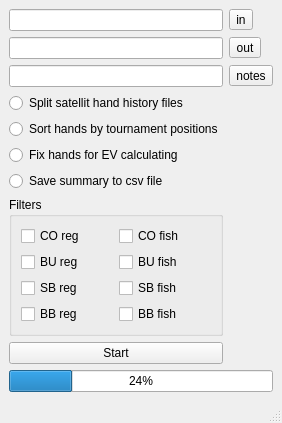
Qt form form.ui (anton-ju/hand-filter) before a commit.
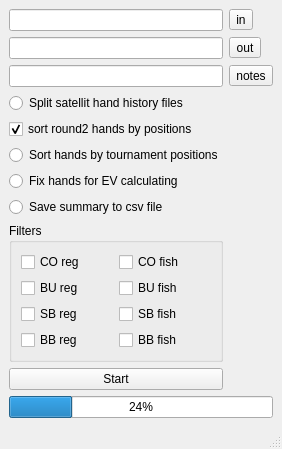
The same form after that commit.

Commit message: added checkbox to split and sort

```diff
--- a/form.ui
+++ b/form.ui
@@ -6,8 +6,8 @@
    <rect>
     <x>0</x>
     <y>0</y>
-    <width>249</width>
-    <height>359</height>
+    <width>260</width>
+    <height>410</height>
    </rect>
   </property>
   <property name="windowTitle">
@@ -20,7 +20,7 @@
     </property>
     <item>
      <layout class="QGridLayout" name="gridLayout">
-      <item row="7" column="0">
+      <item row="8" column="0">
        <widget class="QRadioButton" name="radioSort">
         <property name="text">
          <string>Sort hands by tournament positions</string>
@@ -30,7 +30,7 @@
       <item row="0" column="0">
        <widget class="QLineEdit" name="lineEditInput"/>
       </item>
-      <item row="11" column="0">
+      <item row="12" column="0">
        <layout class="QHBoxLayout" name="horizontalLayout">
         <item>
          <widget class="QPushButton" name="pushButtonStart">
@@ -41,7 +41,7 @@
         </item>
        </layout>
       </item>
-      <item row="10" column="0">
+      <item row="11" column="0">
        <widget class="QGroupBox" name="groupBox">
         <property name="title">
          <string>Filters</string>
@@ -130,14 +130,14 @@
         </property>
        </widget>
       </item>
-      <item row="8" column="0">
+      <item row="9" column="0">
        <widget class="QRadioButton" name="radioEv">
         <property name="text">
          <string>Fix hands for EV calculating</string>
         </property>
        </widget>
       </item>
-      <item row="9" column="0">
+      <item row="10" column="0">
        <widget class="QRadioButton" name="radioCsv">
         <property name="text">
          <string>Save summary to csv file</string>
@@ -154,6 +154,22 @@
         </property>
        </widget>
       </item>
+      <item row="4" column="0">
+       <widget class="QCheckBox" name="checkBoxSort">
+        <property name="layoutDirection">
+         <enum>Qt::LeftToRight</enum>
+        </property>
+        <property name="autoFillBackground">
+         <bool>false</bool>
+        </property>
+        <property name="text">
+         <string>sort round2 hands by positions</string>
+        </property>
+        <property name="checked">
+         <bool>true</bool>
+        </property>
+       </widget>
+      </item>
      </layout>
     </item>
     <item>
```
The commit also changes 3 other files.
